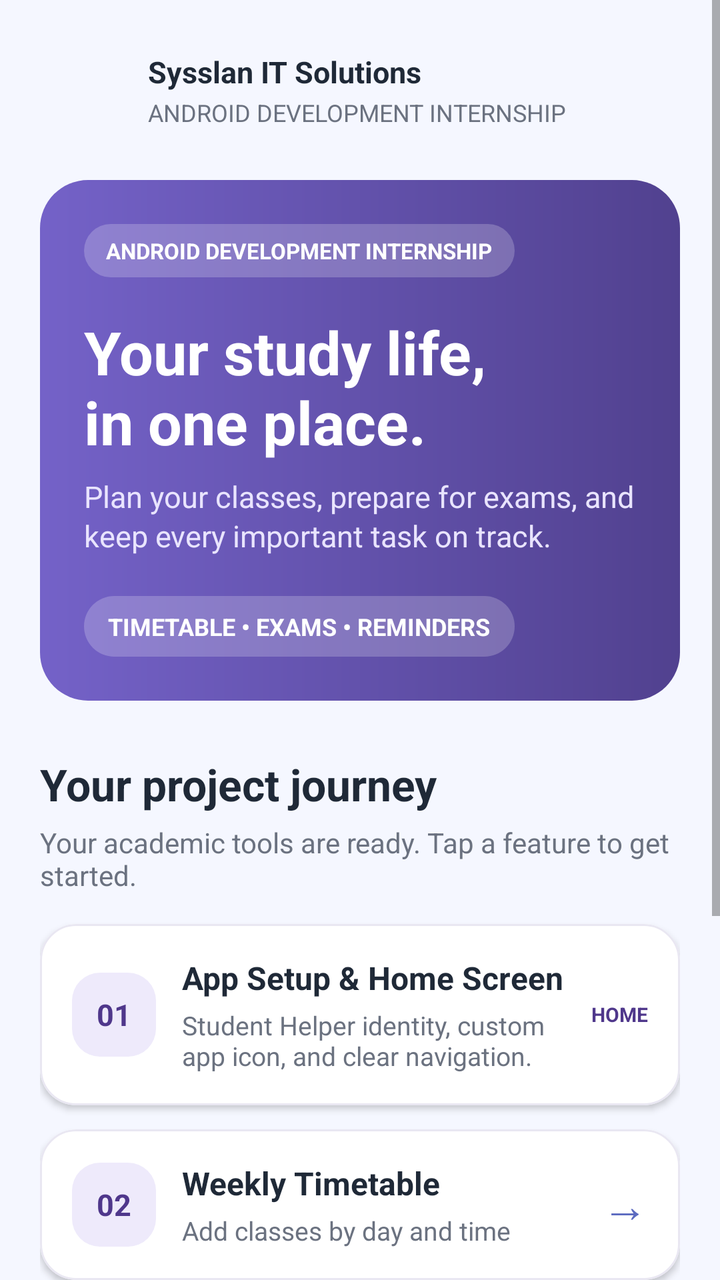
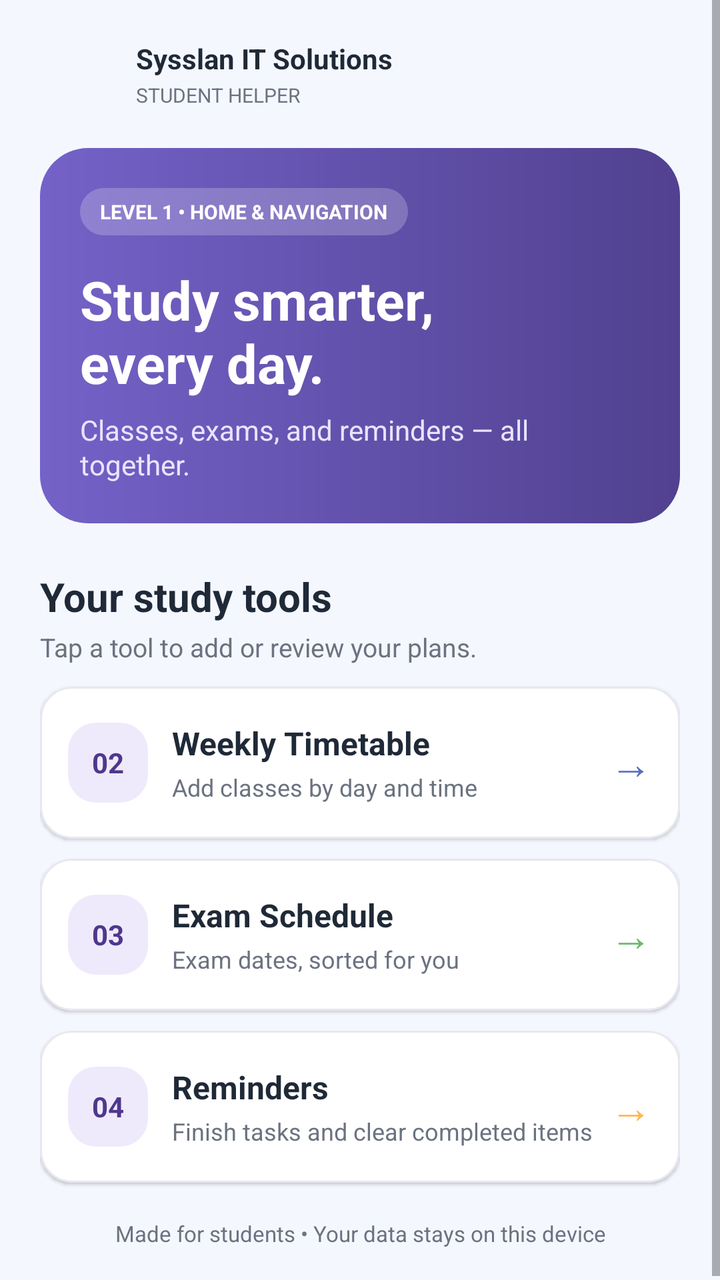

Two renders of the same Android screen: before a commit and after it. Below are the layout's source before the change and the commit's diff.
<!-- AndroidManifest.xml: application theme Theme.StudentHelper -->
<!-- res/layout/activity_main.xml -->
<?xml version="1.0" encoding="utf-8"?>
<ScrollView xmlns:android="http://schemas.android.com/apk/res/android"
    xmlns:app="http://schemas.android.com/apk/res-auto"
    android:layout_width="match_parent"
    android:layout_height="match_parent"
    android:background="@color/soft_bg"
    android:fillViewport="true">

    <LinearLayout
        android:layout_width="match_parent"
        android:layout_height="wrap_content"
        android:orientation="vertical"
        android:paddingStart="20dp"
        android:paddingTop="24dp"
        android:paddingEnd="20dp"
        android:paddingBottom="28dp">

        <LinearLayout
            android:layout_width="match_parent"
            android:layout_height="wrap_content"
            android:gravity="center_vertical"
            android:orientation="horizontal">

            <ImageView
                android:layout_width="42dp"
                android:layout_height="42dp"
                android:contentDescription="@string/app_name"
                android:src="@mipmap/ic_launcher" />

            <LinearLayout
                android:layout_width="0dp"
                android:layout_height="wrap_content"
                android:layout_marginStart="12dp"
                android:layout_weight="1"
                android:orientation="vertical">

                <TextView
                    android:layout_width="wrap_content"
                    android:layout_height="wrap_content"
                    android:text="@string/brand_name"
                    android:textColor="@color/text_primary"
                    android:textSize="15sp"
                    android:textStyle="bold" />

                <TextView
                    android:layout_width="wrap_content"
                    android:layout_height="wrap_content"
                    android:layout_marginTop="2dp"
                    android:text="@string/home_project_label"
                    android:textColor="@color/text_secondary"
                    android:textSize="12sp" />
            </LinearLayout>
        </LinearLayout>

        <LinearLayout
            android:layout_width="match_parent"
            android:layout_height="wrap_content"
            android:layout_marginTop="24dp"
            android:background="@drawable/home_header_background"
            android:orientation="vertical"
            android:padding="22dp">

            <TextView
                android:layout_width="wrap_content"
                android:layout_height="wrap_content"
                android:background="@drawable/home_badge_background"
                android:paddingStart="11dp"
                android:paddingTop="6dp"
                android:paddingEnd="11dp"
                android:paddingBottom="6dp"
                android:text="@string/home_project_label"
                android:textColor="@color/white"
                android:textSize="11sp"
                android:textStyle="bold" />

            <TextView
                android:id="@+id/homeTitle"
                android:layout_width="match_parent"
                android:layout_height="wrap_content"
                android:layout_marginTop="17dp"
                android:text="@string/home_title"
                android:textColor="@color/white"
                android:textSize="30sp"
                android:textStyle="bold" />

            <TextView
                android:id="@+id/homeSubtitle"
                android:layout_width="match_parent"
                android:layout_height="wrap_content"
                android:layout_marginTop="7dp"
                android:lineSpacingExtra="2dp"
                android:text="@string/home_subtitle"
                android:textColor="#E9E4FF"
                android:textSize="15sp" />

            <TextView
                android:layout_width="wrap_content"
                android:layout_height="wrap_content"
                android:layout_marginTop="20dp"
                android:background="@drawable/home_badge_background"
                android:paddingStart="12dp"
                android:paddingTop="7dp"
                android:paddingEnd="12dp"
                android:paddingBottom="7dp"
                android:text="@string/home_feature_summary"
                android:textColor="@color/white"
                android:textSize="12sp"
                android:textStyle="bold" />
        </LinearLayout>

        <TextView
            android:layout_width="match_parent"
            android:layout_height="wrap_content"
            android:layout_marginTop="27dp"
            android:text="@string/home_levels_heading"
            android:textColor="@color/text_primary"
            android:textSize="22sp"
            android:textStyle="bold" />

        <TextView
            android:layout_width="match_parent"
            android:layout_height="wrap_content"
            android:layout_marginTop="5dp"
            android:layout_marginBottom="15dp"
            android:text="@string/home_levels_subtitle"
            android:textColor="@color/text_secondary"
            android:textSize="14sp" />

        <com.google.android.material.card.MaterialCardView
            android:id="@+id/levelOneCard"
            android:layout_width="match_parent"
            android:layout_height="wrap_content"
            android:layout_marginBottom="12dp"
            app:cardBackgroundColor="@color/card_bg"
            app:cardCornerRadius="18dp"
            app:cardElevation="2dp"
            app:strokeColor="#E9E7F2"
            app:strokeWidth="1dp">

            <LinearLayout
                android:layout_width="match_parent"
                android:layout_height="wrap_content"
                android:gravity="center_vertical"
                android:orientation="horizontal"
                android:padding="16dp">

                <TextView
                    android:layout_width="42dp"
                    android:layout_height="42dp"
                    android:background="@drawable/home_level_badge"
                    android:gravity="center"
                    android:text="@string/level_one_number"
                    android:textColor="@color/purple_700"
                    android:textSize="15sp"
                    android:textStyle="bold" />

                <LinearLayout
                    android:layout_width="0dp"
                    android:layout_height="wrap_content"
                    android:layout_marginStart="13dp"
                    android:layout_weight="1"
                    android:orientation="vertical">

                    <TextView
                        android:layout_width="match_parent"
                        android:layout_height="wrap_content"
                        android:text="@string/level_one_title"
                        android:textColor="@color/text_primary"
                        android:textSize="16sp"
                        android:textStyle="bold" />

                    <TextView
                        android:layout_width="match_parent"
                        android:layout_height="wrap_content"
                        android:layout_marginTop="4dp"
                        android:text="@string/level_one_summary"
                        android:textColor="@color/text_secondary"
                        android:textSize="13sp" />
                </LinearLayout>

                <TextView
                    android:layout_width="wrap_content"
                    android:layout_height="wrap_content"
                    android:layout_marginStart="5dp"
                    android:text="@string/home_current_label"
                    android:textColor="@color/purple_700"
                    android:textSize="10sp"
                    android:textStyle="bold" />
            </LinearLayout>
        </com.google.android.material.card.MaterialCardView>

        <com.google.android.material.card.MaterialCardView
            android:id="@+id/timetableCard"
            android:layout_width="match_parent"
            android:layout_height="wrap_content"
            android:layout_marginBottom="12dp"
            android:clickable="true"
            android:focusable="true"
            app:cardBackgroundColor="@color/card_bg"
            app:cardCornerRadius="18dp"
            app:cardElevation="2dp"
            app:rippleColor="#1A5C6BC0"
            app:strokeColor="#E9E7F2"
            app:strokeWidth="1dp">

            <LinearLayout
                android:layout_width="match_parent"
                android:layout_height="wrap_content"
                android:gravity="center_vertical"
                android:orientation="horizontal"
                android:padding="16dp">

                <TextView
                    android:layout_width="42dp"
                    android:layout_height="42dp"
                    android:background="@drawable/home_level_badge"
                    android:gravity="center"
                    android:text="@string/level_two_number"
                    android:textColor="@color/purple_700"
                    android:textSize="15sp"
                    android:textStyle="bold" />

                <LinearLayout
                    android:layout_width="0dp"
                    android:layout_height="wrap_content"
                    android:layout_marginStart="13dp"
                    android:layout_weight="1"
                    android:orientation="vertical">

                    <TextView
                        android:layout_width="match_parent"
                        android:layout_height="wrap_content"
                        android:text="@string/level_two_title"
                        android:textColor="@color/text_primary"
                        android:textSize="16sp"
                        android:textStyle="bold" />

                    <TextView
                        android:id="@+id/timetableCount"
                        android:layout_width="match_parent"
                        android:layout_height="wrap_content"
                        android:layout_marginTop="4dp"
                        android:text="@string/timetable_count_default"
                        android:textColor="@color/text_secondary"
                        android:textSize="13sp" />
                </LinearLayout>

                <TextView
                    android:layout_width="wrap_content"
                    android:layout_height="wrap_content"
                    android:layout_marginStart="6dp"
                    android:text="@string/navigation_arrow"
                    android:textColor="@color/accent_blue"
                    android:textSize="23sp" />
            </LinearLayout>
        </com.google.android.material.card.MaterialCardView>

        <com.google.android.material.card.MaterialCardView
            android:id="@+id/examsCard"
            android:layout_width="match_parent"
            android:layout_height="wrap_content"
            android:layout_marginBottom="12dp"
            android:clickable="true"
            android:focusable="true"
            app:cardBackgroundColor="@color/card_bg"
            app:cardCornerRadius="18dp"
            app:cardElevation="2dp"
            app:rippleColor="#1A66BB6A"
            app:strokeColor="#E9E7F2"
            app:strokeWidth="1dp">

            <LinearLayout
                android:layout_width="match_parent"
                android:layout_height="wrap_content"
                android:gravity="center_vertical"
                android:orientation="horizontal"
                android:padding="16dp">

                <TextView
                    android:layout_width="42dp"
                    android:layout_height="42dp"
                    android:background="@drawable/home_level_badge"
                    android:gravity="center"
                    android:text="@string/level_three_number"
                    android:textColor="@color/purple_700"
                    android:textSize="15sp"
                    android:textStyle="bold" />

                <LinearLayout
                    android:layout_width="0dp"
                    android:layout_height="wrap_content"
                    android:layout_marginStart="13dp"
                    android:layout_weight="1"
                    android:orientation="vertical">

                    <TextView
                        android:layout_width="match_parent"
                        android:layout_height="wrap_content"
                        android:text="@string/level_three_title"
                        android:textColor="@color/text_primary"
                        android:textSize="16sp"
                        android:textStyle="bold" />

                    <TextView
                        android:id="@+id/examCount"
                        android:layout_width="match_parent"
                        android:layout_height="wrap_content"
                        android:layout_marginTop="4dp"
                        android:text="@string/exam_count_default"
                        android:textColor="@color/text_secondary"
                        android:textSize="13sp" />
                </LinearLayout>

                <TextView
                    android:layout_width="wrap_content"
                    android:layout_height="wrap_content"
                    android:layout_marginStart="6dp"
                    android:text="@string/navigation_arrow"
                    android:textColor="@color/accent_green"
                    android:textSize="23sp" />
            </LinearLayout>
        </com.google.android.material.card.MaterialCardView>

        <com.google.android.material.card.MaterialCardView
            android:id="@+id/remindersCard"
            android:layout_width="match_parent"
            android:layout_height="wrap_content"
            android:layout_marginBottom="12dp"
            android:clickable="true"
            android:focusable="true"
            app:cardBackgroundColor="@color/card_bg"
            app:cardCornerRadius="18dp"
            app:cardElevation="2dp"
            app:rippleColor="#1AFFB74D"
            app:strokeColor="#E9E7F2"
            app:strokeWidth="1dp">

            <LinearLayout
                android:layout_width="match_parent"
                android:layout_height="wrap_content"
                android:gravity="center_vertical"
                android:orientation="horizontal"
                android:padding="16dp">

                <TextView
                    android:layout_width="42dp"
                    android:layout_height="42dp"
                    android:background="@drawable/home_level_badge"
                    android:gravity="center"
                    android:text="@string/level_four_number"
                    android:textColor="@color/purple_700"
                    android:textSize="15sp"
                    android:textStyle="bold" />

                <LinearLayout
                    android:layout_width="0dp"
                    android:layout_height="wrap_content"
                    android:layout_marginStart="13dp"
                    android:layout_weight="1"
                    android:orientation="vertical">

                    <TextView
                        android:layout_width="match_parent"
                        android:layout_height="wrap_content"
                        android:text="@string/level_four_title"
                        android:textColor="@color/text_primary"
                        android:textSize="16sp"
                        android:textStyle="bold" />

                    <TextView
                        android:id="@+id/reminderCount"
                        android:layout_width="match_parent"
                        android:layout_height="wrap_content"
                        android:layout_marginTop="4dp"
                        android:text="@string/reminder_count_default"
                        android:textColor="@color/text_secondary"
                        android:textSize="13sp" />
                </LinearLayout>

                <TextView
                    android:layout_width="wrap_content"
                    android:layout_height="wrap_content"
                    android:layout_marginStart="6dp"
                    android:text="@string/navigation_arrow"
                    android:textColor="@color/accent_orange"
                    android:textSize="23sp" />
            </LinearLayout>
        </com.google.android.material.card.MaterialCardView>

        <TextView
            android:layout_width="match_parent"
            android:layout_height="wrap_content"
            android:gravity="center"
            android:paddingTop="8dp"
            android:text="@string/home_footer"
            android:textColor="@color/text_secondary"
            android:textSize="12sp" />
    </LinearLayout>
</ScrollView>
<!-- resources referenced by this layout -->
<resources>
  <color name="accent_blue">#5C6BC0</color>
  <color name="accent_green">#66BB6A</color>
  <color name="accent_orange">#FFB74D</color>
  <color name="card_bg">#FFFFFF</color>
  <color name="purple_700">#4F378B</color>
  <color name="soft_bg">#F5F7FF</color>
  <color name="text_primary">#1F2937</color>
  <color name="text_secondary">#6B7280</color>
  <color name="white">#FFFFFF</color>
  <!-- drawable home_badge_background (drawable) -->
  <?xml version="1.0" encoding="utf-8"?>
  <shape xmlns:android="http://schemas.android.com/apk/res/android">
      <solid android:color="#36FFFFFF" />
      <corners android:radius="30dp" />
  </shape>
  <!-- drawable home_header_background (drawable) -->
  <?xml version="1.0" encoding="utf-8"?>
  <shape xmlns:android="http://schemas.android.com/apk/res/android">
      <gradient
          android:angle="0"
          android:endColor="#51418F"
          android:startColor="#7462C8"
          android:type="linear" />
      <corners android:radius="24dp" />
  </shape>
  <!-- drawable home_level_badge (drawable) -->
  <?xml version="1.0" encoding="utf-8"?>
  <shape xmlns:android="http://schemas.android.com/apk/res/android">
      <solid android:color="#EEEAFB" />
      <corners android:radius="14dp" />
  </shape>
  <!-- mipmap ic_launcher (mipmap-anydpi) -->
  <vector xmlns:android="http://schemas.android.com/apk/res/android"
      android:width="108dp"
      android:height="108dp"
      android:viewportWidth="108"
      android:viewportHeight="108">
      <path
          android:fillColor="#6750A4"
          android:pathData="M0,0h108v108h-108z" />
      <path
          android:fillColor="#FFFFFF"
          android:pathData="M54,25 L18,43 L54,61 L83,46.5 V67h6V43L54,25z M31,54v17c13,10 33,10 46,0V54L54,66L31,54z" />
  </vector>
  <string name="app_name">Student Helper App</string>
  <string name="brand_name">Sysslan IT Solutions</string>
  <string name="exam_count_default">Exam dates are sorted for you</string>
  <string name="home_current_label">HOME</string>
  <string name="home_feature_summary">TIMETABLE  •  EXAMS  •  REMINDERS</string>
  <string name="home_footer">Made for students • Your data stays on this device</string>
  <string name="home_levels_heading">Your project journey</string>
  <string name="home_levels_subtitle">Your academic tools are ready. Tap a feature to get started.</string>
  <string name="home_project_label">ANDROID DEVELOPMENT INTERNSHIP</string>
  <string name="home_subtitle">Plan your classes, prepare for exams, and keep every important task on track.</string>
  <string name="home_title">Your study life,\nin one place.</string>
  <string name="level_four_number">04</string>
  <string name="level_four_title">Reminders</string>
  <string name="level_one_number">01</string>
  <string name="level_one_summary">Student Helper identity, custom app icon, and clear navigation.</string>
  <string name="level_one_title">App Setup &amp; Home Screen</string>
  <string name="level_three_number">03</string>
  <string name="level_three_title">Exam Schedule</string>
  <string name="level_two_number">02</string>
  <string name="level_two_title">Weekly Timetable</string>
  <string name="navigation_arrow">→</string>
  <string name="reminder_count_default">Complete a reminder before deleting</string>
  <string name="timetable_count_default">Add classes by day and time</string>
  <style name="Theme.StudentHelper" parent="Theme.MaterialComponents.DayNight.NoActionBar">
          <item name="colorPrimary">@color/purple_500</item>
          <item name="colorPrimaryVariant">@color/purple_700</item>
          <item name="colorSecondary">@color/teal_200</item>
          <item name="android:statusBarColor">@color/purple_700</item>
          <item name="android:navigationBarColor">@color/white</item>
          <item name="android:windowBackground">@color/soft_bg</item>
      </style>
  <color name="purple_500">#6750A4</color>
  <color name="teal_200">#80CBC4</color>
</resources>

<!-- the commit's change to res/layout/activity_main.xml (unified diff, before → after) -->
@@ -11,9 +11,9 @@
         android:layout_height="wrap_content"
         android:orientation="vertical"
         android:paddingStart="20dp"
-        android:paddingTop="24dp"
+        android:paddingTop="18dp"
         android:paddingEnd="20dp"
-        android:paddingBottom="28dp">
+        android:paddingBottom="18dp">
 
         <LinearLayout
             android:layout_width="match_parent"
@@ -22,15 +22,15 @@
             android:orientation="horizontal">
 
             <ImageView
-                android:layout_width="42dp"
-                android:layout_height="42dp"
+                android:layout_width="38dp"
+                android:layout_height="38dp"
                 android:contentDescription="@string/app_name"
                 android:src="@mipmap/ic_launcher" />
 
             <LinearLayout
                 android:layout_width="0dp"
                 android:layout_height="wrap_content"
-                android:layout_marginStart="12dp"
+                android:layout_marginStart="10dp"
                 android:layout_weight="1"
                 android:orientation="vertical">
 
@@ -39,7 +39,7 @@
                     android:layout_height="wrap_content"
                     android:text="@string/brand_name"
                     android:textColor="@color/text_primary"
-                    android:textSize="15sp"
+                    android:textSize="14sp"
                     android:textStyle="bold" />
 
                 <TextView
@@ -48,189 +48,116 @@
                     android:layout_marginTop="2dp"
                     android:text="@string/home_project_label"
                     android:textColor="@color/text_secondary"
-                    android:textSize="12sp" />
+                    android:textSize="10sp" />
             </LinearLayout>
         </LinearLayout>
 
         <LinearLayout
             android:layout_width="match_parent"
             android:layout_height="wrap_content"
-            android:layout_marginTop="24dp"
+            android:layout_marginTop="18dp"
             android:background="@drawable/home_header_background"
             android:orientation="vertical"
-            android:padding="22dp">
+            android:padding="20dp">
 
             <TextView
                 android:layout_width="wrap_content"
                 android:layout_height="wrap_content"
                 android:background="@drawable/home_badge_background"
-                android:paddingStart="11dp"
-                android:paddingTop="6dp"
-                android:paddingEnd="11dp"
-                android:paddingBottom="6dp"
-                android:text="@string/home_project_label"
+                android:paddingStart="10dp"
+                android:paddingTop="5dp"
+                android:paddingEnd="10dp"
+                android:paddingBottom="5dp"
+                android:text="@string/home_level_one_badge"
                 android:textColor="@color/white"
-                android:textSize="11sp"
+                android:textSize="10sp"
                 android:textStyle="bold" />
 
             <TextView
                 android:id="@+id/homeTitle"
                 android:layout_width="match_parent"
                 android:layout_height="wrap_content"
-                android:layout_marginTop="17dp"
+                android:layout_marginTop="14dp"
                 android:text="@string/home_title"
                 android:textColor="@color/white"
-                android:textSize="30sp"
+                android:textSize="27sp"
                 android:textStyle="bold" />
 
             <TextView
                 android:id="@+id/homeSubtitle"
                 android:layout_width="match_parent"
                 android:layout_height="wrap_content"
-                android:layout_marginTop="7dp"
-                android:lineSpacingExtra="2dp"
+                android:layout_marginTop="6dp"
+                android:lineSpacingExtra="1dp"
                 android:text="@string/home_subtitle"
                 android:textColor="#E9E4FF"
-                android:textSize="15sp" />
-
-            <TextView
-                android:layout_width="wrap_content"
-                android:layout_height="wrap_content"
-                android:layout_marginTop="20dp"
-                android:background="@drawable/home_badge_background"
-                android:paddingStart="12dp"
-                android:paddingTop="7dp"
-                android:paddingEnd="12dp"
-                android:paddingBottom="7dp"
-                android:text="@string/home_feature_summary"
-                android:textColor="@color/white"
-                android:textSize="12sp"
-                android:textStyle="bold" />
+                android:textSize="14sp" />
         </LinearLayout>
 
         <TextView
             android:layout_width="match_parent"
             android:layout_height="wrap_content"
-            android:layout_marginTop="27dp"
-            android:text="@string/home_levels_heading"
+            android:layout_marginTop="23dp"
+            android:text="@string/home_tools_heading"
             android:textColor="@color/text_primary"
-            android:textSize="22sp"
+            android:textSize="20sp"
             android:textStyle="bold" />
 
         <TextView
             android:layout_width="match_parent"
             android:layout_height="wrap_content"
-            android:layout_marginTop="5dp"
-            android:layout_marginBottom="15dp"
-            android:text="@string/home_levels_subtitle"
+            android:layout_marginTop="3dp"
+            android:layout_marginBottom="11dp"
+            android:text="@string/home_tools_subtitle"
             android:textColor="@color/text_secondary"
-            android:textSize="14sp" />
-
-        <com.google.android.material.card.MaterialCardView
-            android:id="@+id/levelOneCard"
-            android:layout_width="match_parent"
-            android:layout_height="wrap_content"
-            android:layout_marginBottom="12dp"
-            app:cardBackgroundColor="@color/card_bg"
-            app:cardCornerRadius="18dp"
-            app:cardElevation="2dp"
-            app:strokeColor="#E9E7F2"
-            app:strokeWidth="1dp">
-
-            <LinearLayout
-                android:layout_width="match_parent"
-                android:layout_height="wrap_content"
-                android:gravity="center_vertical"
-                android:orientation="horizontal"
-                android:padding="16dp">
-
-                <TextView
-                    android:layout_width="42dp"
-                    android:layout_height="42dp"
-                    android:background="@drawable/home_level_badge"
-                    android:gravity="center"
-                    android:text="@string/level_one_number"
-                    android:textColor="@color/purple_700"
-                    android:textSize="15sp"
-                    android:textStyle="bold" />
-
-                <LinearLayout
-                    android:layout_width="0dp"
-                    android:layout_height="wrap_content"
-                    android:layout_marginStart="13dp"
-                    android:layout_weight="1"
-                    android:orientation="vertical">
-
-                    <TextView
-                        android:layout_width="match_parent"
-                        android:layout_height="wrap_content"
-                        android:text="@string/level_one_title"
-                        android:textColor="@color/text_primary"
-                        android:textSize="16sp"
-                        android:textStyle="bold" />
-
-                    <TextView
-                        android:layout_width="match_parent"
-                        android:layout_height="wrap_content"
-                        android:layout_marginTop="4dp"
-                        android:text="@string/level_one_summary"
-                        android:textColor="@color/text_secondary"
-                        android:textSize="13sp" />
-                </LinearLayout>
-
-                <TextView
-                    android:layout_width="wrap_content"
-                    android:layout_height="wrap_content"
-                    android:layout_marginStart="5dp"
-                    android:text="@string/home_current_label"
-                    android:textColor="@color/purple_700"
-                    android:textSize="10sp"
-                    android:textStyle="bold" />
-            </LinearLayout>
-        </com.google.android.material.card.MaterialCardView>
+            android:textSize="13sp" />
 
         <com.google.android.material.card.MaterialCardView
             android:id="@+id/timetableCard"
             android:layout_width="match_parent"
             android:layout_height="wrap_content"
-            android:layout_marginBottom="12dp"
+            android:layout_marginBottom="10dp"
             android:clickable="true"
             android:focusable="true"
             app:cardBackgroundColor="@color/card_bg"
-            app:cardCornerRadius="18dp"
-            app:cardElevation="2dp"
+            app:cardCornerRadius="16dp"
+            app:cardElevation="1dp"
             app:rippleColor="#1A5C6BC0"
-            app:strokeColor="#E9E7F2"
+            app:strokeColor="#E8E7EF"
             app:strokeWidth="1dp">
 
             <LinearLayout
                 android:layout_width="match_parent"
                 android:layout_height="wrap_content"
                 android:gravity="center_vertical"
+                android:minHeight="76dp"
                 android:orientation="horizontal"
-                android:padding="16dp">
-
-                <TextView
-                    android:layout_width="42dp"
-                    android:layout_height="42dp"
+                android:paddingStart="14dp"
+                android:paddingTop="12dp"
+                android:paddingEnd="14dp"
+                android:paddingBottom="12dp">
+
+                <TextView
+                    android:layout_width="40dp"
+                    android:layout_height="40dp"
                     android:background="@drawable/home_level_badge"
                     android:gravity="center"
                     android:text="@string/level_two_number"
                     android:textColor="@color/purple_700"
-                    android:textSize="15sp"
+                    android:textSize="14sp"
                     android:textStyle="bold" />
 
                 <LinearLayout
                     android:layout_width="0dp"
                     android:layout_height="wrap_content"
-                    android:layout_marginStart="13dp"
+                    android:layout_marginStart="12dp"
                     android:layout_weight="1"
                     android:orientation="vertical">
 
                     <TextView
                         android:layout_width="match_parent"
                         android:layout_height="wrap_content"
-                        android:text="@string/level_two_title"
+                        android:text="@string/timetable_title"
                         android:textColor="@color/text_primary"
                         android:textSize="16sp"
                         android:textStyle="bold" />
@@ -239,19 +166,19 @@
                         android:id="@+id/timetableCount"
                         android:layout_width="match_parent"
                         android:layout_height="wrap_content"
-                        android:layout_marginTop="4dp"
+                        android:layout_marginTop="3dp"
                         android:text="@string/timetable_count_default"
                         android:textColor="@color/text_secondary"
-                        android:textSize="13sp" />
+                        android:textSize="12sp" />
                 </LinearLayout>
 
                 <TextView
                     android:layout_width="wrap_content"
                     android:layout_height="wrap_content"
-                    android:layout_marginStart="6dp"
+                    android:layout_marginStart="8dp"
                     android:text="@string/navigation_arrow"
                     android:textColor="@color/accent_blue"
-                    android:textSize="23sp" />
+                    android:textSize="21sp" />
             </LinearLayout>
         </com.google.android.material.card.MaterialCardView>
 
@@ -259,44 +186,48 @@
             android:id="@+id/examsCard"
             android:layout_width="match_parent"
             android:layout_height="wrap_content"
-            android:layout_marginBottom="12dp"
+            android:layout_marginBottom="10dp"
             android:clickable="true"
             android:focusable="true"
             app:cardBackgroundColor="@color/card_bg"
-            app:cardCornerRadius="18dp"
-            app:cardElevation="2dp"
+            app:cardCornerRadius="16dp"
+            app:cardElevation="1dp"
             app:rippleColor="#1A66BB6A"
-            app:strokeColor="#E9E7F2"
+            app:strokeColor="#E8E7EF"
             app:strokeWidth="1dp">
 
             <LinearLayout
                 android:layout_width="match_parent"
                 android:layout_height="wrap_content"
                 android:gravity="center_vertical"
+                android:minHeight="76dp"
                 android:orientation="horizontal"
-                android:padding="16dp">
-
-                <TextView
-                    android:layout_width="42dp"
-                    android:layout_height="42dp"
+                android:paddingStart="14dp"
+                android:paddingTop="12dp"
+                android:paddingEnd="14dp"
+                android:paddingBottom="12dp">
+
+                <TextView
+                    android:layout_width="40dp"
+                    android:layout_height="40dp"
                     android:background="@drawable/home_level_badge"
                     android:gravity="center"
                     android:text="@string/level_three_number"
                     android:textColor="@color/purple_700"
-                    android:textSize="15sp"
+                    android:textSize="14sp"
                     android:textStyle="bold" />
 
                 <LinearLayout
                     android:layout_width="0dp"
                     android:layout_height="wrap_content"
-                    android:layout_marginStart="13dp"
+                    android:layout_marginStart="12dp"
                     android:layout_weight="1"
                     android:orientation="vertical">
 
                     <TextView
                         android:layout_width="match_parent"
                         android:layout_height="wrap_content"
-                        android:text="@string/level_three_title"
+                        android:text="@string/exams_title"
                         android:textColor="@color/text_primary"
                         android:textSize="16sp"
                         android:textStyle="bold" />
@@ -305,19 +236,19 @@
                         android:id="@+id/examCount"
                         android:layout_width="match_parent"
                         android:layout_height="wrap_content"
-                        android:layout_marginTop="4dp"
+                        android:layout_marginTop="3dp"
                         android:text="@string/exam_count_default"
                         android:textColor="@color/text_secondary"
-                        android:textSize="13sp" />
+                        android:textSize="12sp" />
                 </LinearLayout>
 
                 <TextView
                     android:layout_width="wrap_content"
                     android:layout_height="wrap_content"
-                    android:layout_marginStart="6dp"
+                    android:layout_marginStart="8dp"
                     android:text="@string/navigation_arrow"
                     android:textColor="@color/accent_green"
-                    android:textSize="23sp" />
+                    android:textSize="21sp" />
             </LinearLayout>
         </com.google.android.material.card.MaterialCardView>
 
@@ -325,44 +256,48 @@
             android:id="@+id/remindersCard"
             android:layout_width="match_parent"
             android:layout_height="wrap_content"
-            android:layout_marginBottom="12dp"
+            android:layout_marginBottom="14dp"
             android:clickable="true"
             android:focusable="true"
             app:cardBackgroundColor="@color/card_bg"
-            app:cardCornerRadius="18dp"
-            app:cardElevation="2dp"
+            app:cardCornerRadius="16dp"
+            app:cardElevation="1dp"
             app:rippleColor="#1AFFB74D"
-            app:strokeColor="#E9E7F2"
+            app:strokeColor="#E8E7EF"
             app:strokeWidth="1dp">
 
             <LinearLayout
                 android:layout_width="match_parent"
                 android:layout_height="wrap_content"
                 android:gravity="center_vertical"
+                android:minHeight="76dp"
                 android:orientation="horizontal"
-                android:padding="16dp">
-
-                <TextView
-                    android:layout_width="42dp"
-                    android:layout_height="42dp"
+                android:paddingStart="14dp"
+                android:paddingTop="12dp"
+                android:paddingEnd="14dp"
+                android:paddingBottom="12dp">
+
+                <TextView
+                    android:layout_width="40dp"
+                    android:layout_height="40dp"
                     android:background="@drawable/home_level_badge"
                     android:gravity="center"
                     android:text="@string/level_four_number"
                     android:textColor="@color/purple_700"
-                    android:textSize="15sp"
+                    android:textSize="14sp"
                     android:textStyle="bold" />
 
                 <LinearLayout
                     android:layout_width="0dp"
                     android:layout_height="wrap_content"
-                    android:layout_marginStart="13dp"
+                    android:layout_marginStart="12dp"
                     android:layout_weight="1"
                     android:orientation="vertical">
 
                     <TextView
                         android:layout_width="match_parent"
                         android:layout_height="wrap_content"
-                        android:text="@string/level_four_title"
+                        android:text="@string/reminders_title"
                         android:textColor="@color/text_primary"
                         android:textSize="16sp"
                         android:textStyle="bold" />
@@ -371,19 +306,19 @@
                         android:id="@+id/reminderCount"
                         android:layout_width="match_parent"
                         android:layout_height="wrap_content"
-                        android:layout_marginTop="4dp"
+                        android:layout_marginTop="3dp"
                         android:text="@string/reminder_count_default"
                         android:textColor="@color/text_secondary"
-                        android:textSize="13sp" />
+                        android:textSize="12sp" />
                 </LinearLayout>
 
                 <TextView
                     android:layout_width="wrap_content"
                     android:layout_height="wrap_content"
-                    android:layout_marginStart="6dp"
+                    android:layout_marginStart="8dp"
                     android:text="@string/navigation_arrow"
                     android:textColor="@color/accent_orange"
-                    android:textSize="23sp" />
+                    android:textSize="21sp" />
             </LinearLayout>
         </com.google.android.material.card.MaterialCardView>
 
@@ -391,9 +326,9 @@
             android:layout_width="match_parent"
             android:layout_height="wrap_content"
             android:gravity="center"
-            android:paddingTop="8dp"
+            android:paddingTop="4dp"
             android:text="@string/home_footer"
             android:textColor="@color/text_secondary"
-            android:textSize="12sp" />
+            android:textSize="11sp" />
     </LinearLayout>
 </ScrollView>
<!-- resource entries referenced after the edit -->
@@ -46,27 +46,23 @@
   </vector>
   <string name="app_name">Student Helper App</string>
   <string name="brand_name">Sysslan IT Solutions</string>
-  <string name="exam_count_default">Exam dates are sorted for you</string>
-  <string name="home_current_label">HOME</string>
-  <string name="home_feature_summary">TIMETABLE  •  EXAMS  •  REMINDERS</string>
+  <string name="exam_count_default">Exam dates, sorted for you</string>
+  <string name="exams_title">Exam Schedule</string>
   <string name="home_footer">Made for students • Your data stays on this device</string>
-  <string name="home_levels_heading">Your project journey</string>
-  <string name="home_levels_subtitle">Your academic tools are ready. Tap a feature to get started.</string>
-  <string name="home_project_label">ANDROID DEVELOPMENT INTERNSHIP</string>
-  <string name="home_subtitle">Plan your classes, prepare for exams, and keep every important task on track.</string>
-  <string name="home_title">Your study life,\nin one place.</string>
+  <string name="home_level_one_badge">LEVEL 1  •  HOME &amp; NAVIGATION</string>
+  <string name="home_project_label">STUDENT HELPER</string>
+  <string name="home_subtitle">Classes, exams, and reminders — all together.</string>
+  <string name="home_title">Study smarter,\nevery day.</string>
+  <string name="home_tools_heading">Your study tools</string>
+  <string name="home_tools_subtitle">Tap a tool to add or review your plans.</string>
   <string name="level_four_number">04</string>
-  <string name="level_four_title">Reminders</string>
-  <string name="level_one_number">01</string>
-  <string name="level_one_summary">Student Helper identity, custom app icon, and clear navigation.</string>
-  <string name="level_one_title">App Setup &amp; Home Screen</string>
   <string name="level_three_number">03</string>
-  <string name="level_three_title">Exam Schedule</string>
   <string name="level_two_number">02</string>
-  <string name="level_two_title">Weekly Timetable</string>
   <string name="navigation_arrow">→</string>
-  <string name="reminder_count_default">Complete a reminder before deleting</string>
+  <string name="reminder_count_default">Finish tasks and clear completed items</string>
+  <string name="reminders_title">Reminders</string>
   <string name="timetable_count_default">Add classes by day and time</string>
+  <string name="timetable_title">Weekly Timetable</string>
   <style name="Theme.StudentHelper" parent="Theme.MaterialComponents.DayNight.NoActionBar">
           <item name="colorPrimary">@color/purple_500</item>
           <item name="colorPrimaryVariant">@color/purple_700</item>
